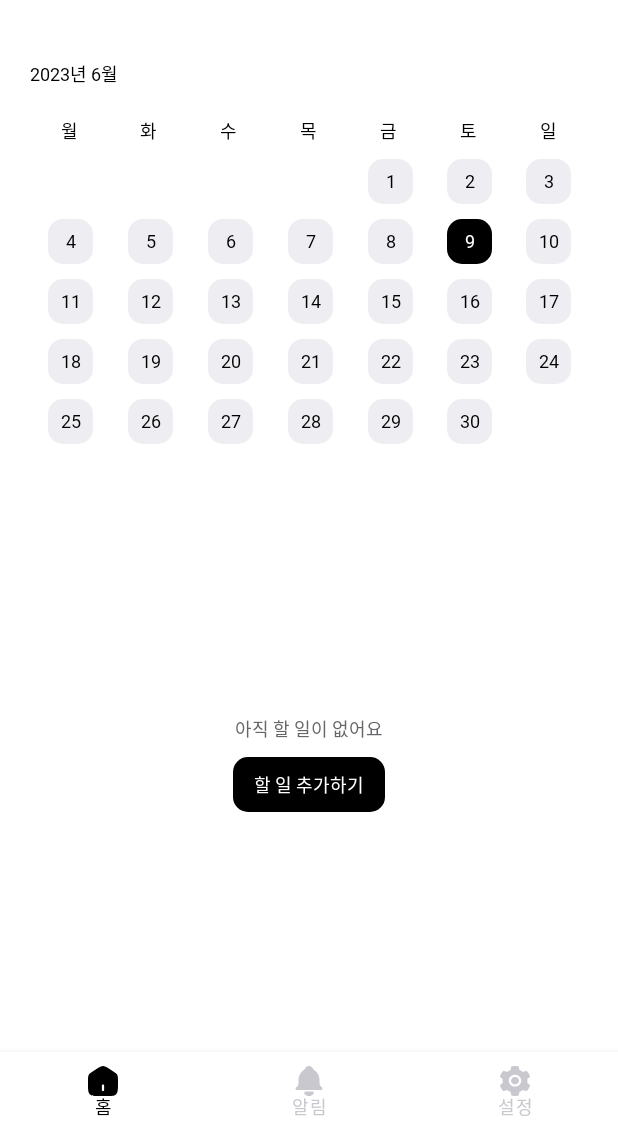
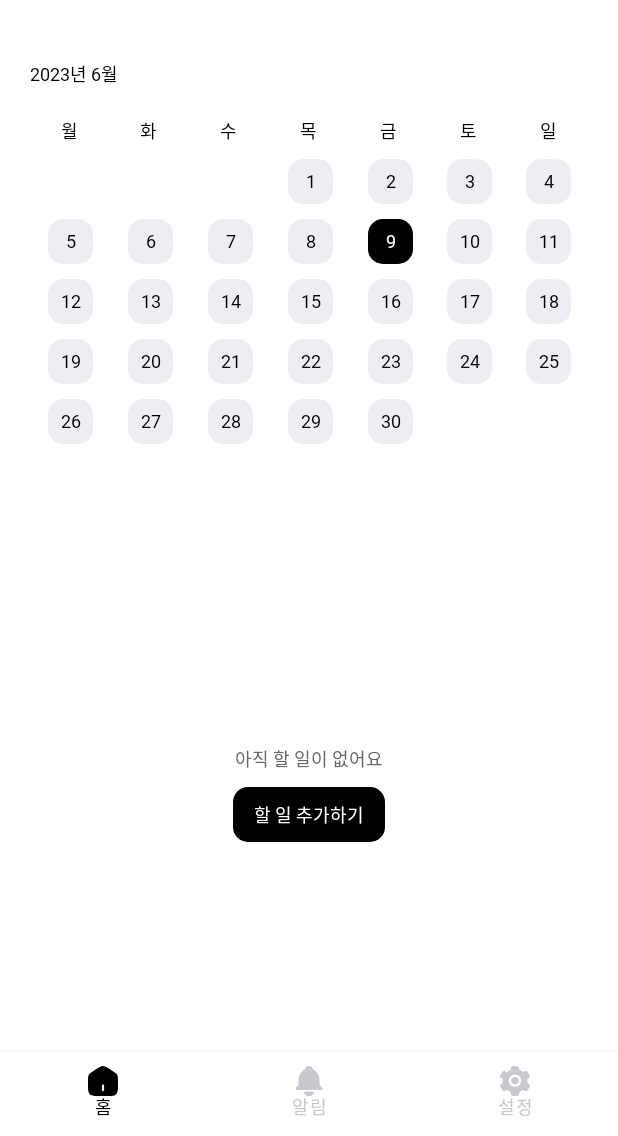
Before and after one commit to Heonbyeong/DODO, an Android app built with Jetpack Compose: the screen it shows after launch (MainActivity), on a phone screen of 412 x 824 dp, the part 100-1236 px from its top. Run offline under Robolectric (Android 15) with nearby library versions, the phone set to English and light mode, and no system bars; our stand-ins replace Dagger/Hilt's generated code; Roboto replaces fonts that are not available here.

Commit message:
#8 column vertical scroll 추가

```diff
--- a/app/src/main/java/com/example/dodo/presentation/home/HomeScreen.kt
+++ b/app/src/main/java/com/example/dodo/presentation/home/HomeScreen.kt
@@ -2,7 +2,10 @@ package com.example.dodo.presentation.home
 
 import androidx.compose.foundation.layout.Column
 import androidx.compose.foundation.layout.fillMaxSize
+import androidx.compose.foundation.layout.fillMaxWidth
 import androidx.compose.foundation.layout.padding
+import androidx.compose.foundation.rememberScrollState
+import androidx.compose.foundation.verticalScroll
 import androidx.compose.material3.Text
 import androidx.compose.runtime.Composable
 import androidx.compose.runtime.getValue
@@ -17,7 +20,12 @@ import java.time.format.DateTimeFormatter
 
 @Composable
 fun HomeScreen() {
-    Column(modifier = Modifier.fillMaxSize()) {
+    val scrollState = rememberScrollState()
+    Column(
+        modifier = Modifier
+            .fillMaxSize()
+            .verticalScroll(scrollState)
+    ) {
         Text(
             modifier = Modifier.padding(20.dp),
             text = "dodo",
@@ -26,16 +34,18 @@ fun HomeScreen() {
         val todoList = emptyList<Unit>() //TODO 테스트 용
         var selectDate by remember { mutableStateOf("") } // TODO 테스트 용
         HorizontalCalendar(
-            modifier = Modifier.padding(bottom = 20.dp),
             onSelectedDate = { date ->
                 selectDate = date.format(DateTimeFormatter.ofPattern("yyyy.MM.dd"))
             }
         )
-
         if (todoList.isNotEmpty()) {
             HomeTodoListView()
         } else {
-            HomeTodoListEmptyView(modifier = Modifier.fillMaxSize())
+            HomeTodoListEmptyView(
+                modifier = Modifier
+                    .fillMaxWidth()
+                    .weight(1f)
+            )
         }
 
     }
--- a/app/src/main/java/com/example/dodo/presentation/home/components/HorizontalCalendar.kt
+++ b/app/src/main/java/com/example/dodo/presentation/home/components/HorizontalCalendar.kt
@@ -8,6 +8,7 @@ import androidx.compose.foundation.layout.Box
 import androidx.compose.foundation.layout.Column
 import androidx.compose.foundation.layout.Row
 import androidx.compose.foundation.layout.fillMaxWidth
+import androidx.compose.foundation.layout.height
 import androidx.compose.foundation.layout.padding
 import androidx.compose.foundation.layout.size
 import androidx.compose.foundation.layout.wrapContentSize
@@ -127,9 +128,10 @@ fun CalendarMonthItem(
     Column(modifier = modifier) {
         DayOfWeek()
         LazyVerticalGrid(
+            modifier = Modifier.height(260.dp),
             columns = GridCells.Fixed(7)
         ) {
-            for (i in 0 until firstDayOfWeek) { // 처음 날짜가 시작하는 요일 전까지 빈 박스 생성
+            for (i in 1 until firstDayOfWeek) { // 처음 날짜가 시작하는 요일 전까지 빈 박스 생성
                 item {
                     Box(
                         modifier = Modifier
```
